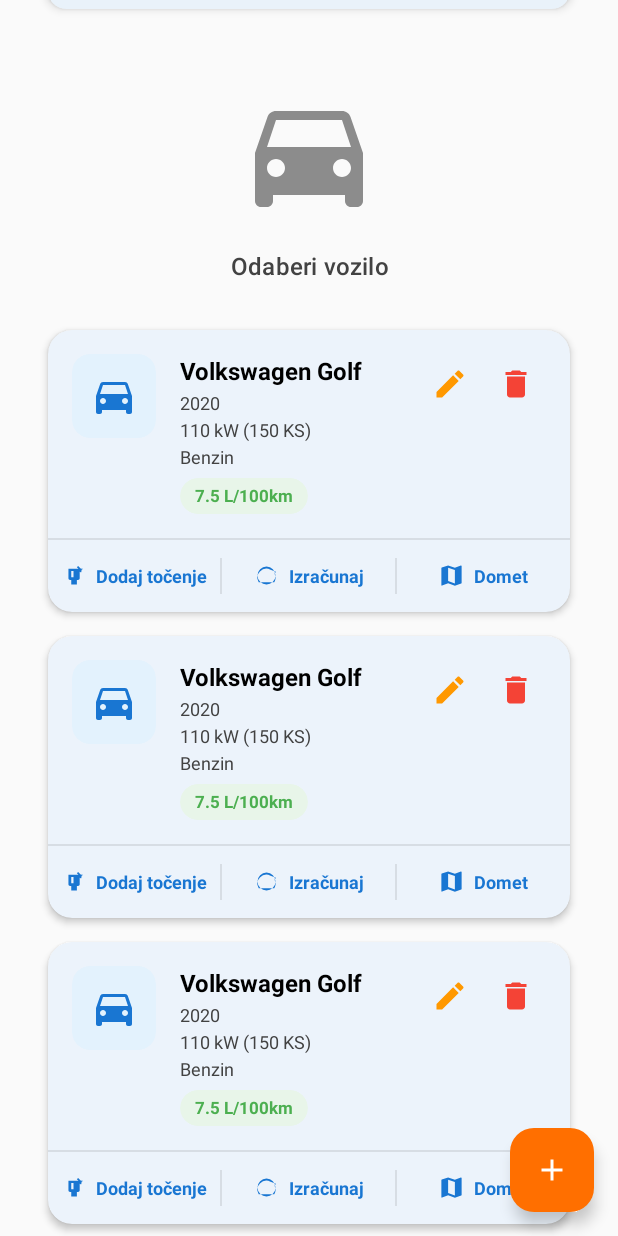
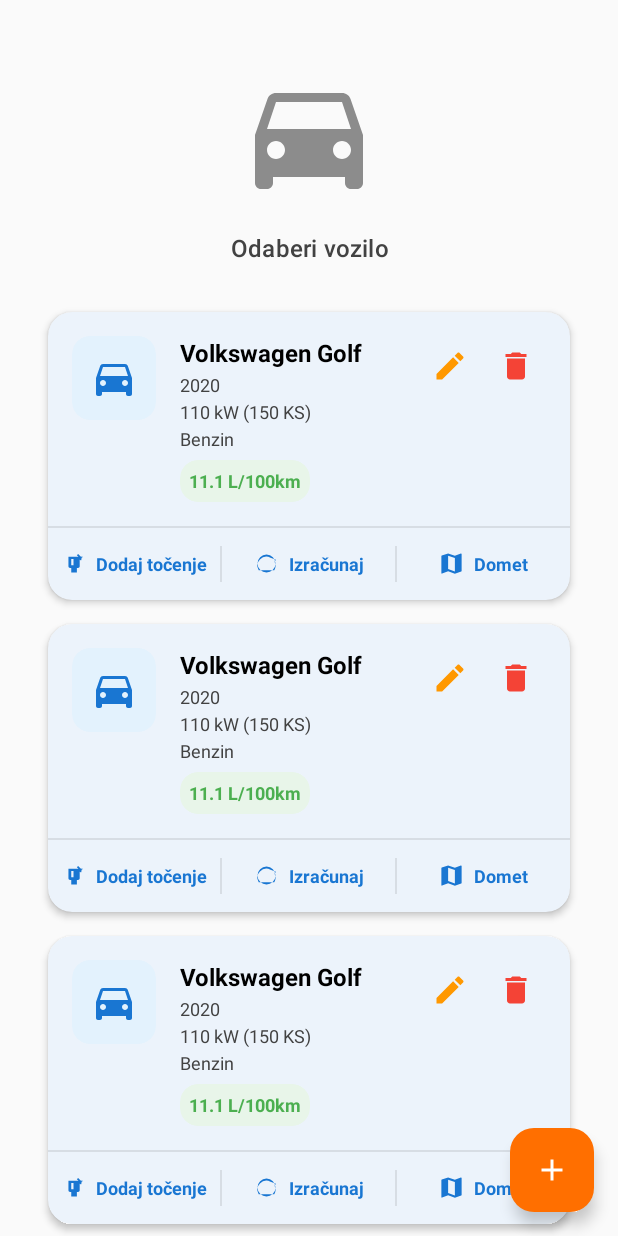
Before and after one commit to Asimic535/FuelTracker, an Android app: the layout fragment_vehicles.xml on its own in the app's theme, with its tools: preview values and no code run, on a phone screen of 412 x 824 dp. Run offline under Robolectric (Android 15) with nearby library versions, the phone set to English and light mode, and no system bars.

Commit message:
Podešen prikaz potrošnje na kartici Vozila

```diff
--- a/app/src/main/res/layout/item_vehicle.xml
+++ b/app/src/main/res/layout/item_vehicle.xml
@@ -113,7 +113,7 @@
                     <com.google.android.material.card.MaterialCardView
                         android:id="@+id/consumptionCard"
                         android:layout_width="wrap_content"
-                        android:layout_height="24dp"
+                        android:layout_height="28dp"
                         android:layout_marginEnd="8dp"
                         app:cardBackgroundColor="#E8F5E9"
                         app:cardCornerRadius="12dp"
@@ -122,14 +122,14 @@
 
                         <TextView
                             android:id="@+id/tvConsumption"
-                            android:layout_width="wrap_content"
+                            android:layout_width="match_parent"
                             android:layout_height="match_parent"
                             android:gravity="center"
-                            android:paddingHorizontal="10dp"
+                            android:paddingHorizontal="6dp"
                             android:textColor="@color/accent_green"
-                            android:textSize="11sp"
+                            android:textSize="12sp"
                             android:textStyle="bold"
-                            tools:text="7.5 L/100km" />
+                            tools:text="11.1 L/100km" />
 
                     </com.google.android.material.card.MaterialCardView>
 
```
